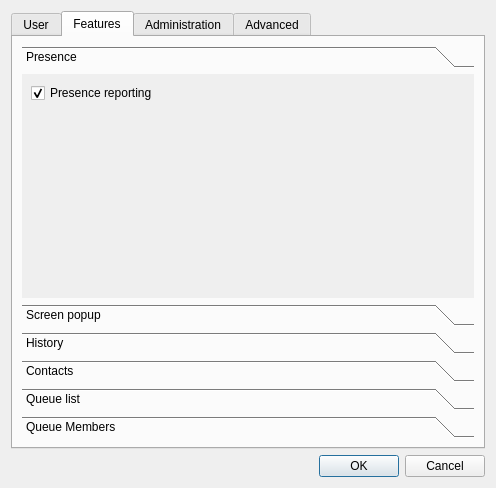
Before: the Qt Designer form xivoclient/src/config_widget/config_widget.ui in wazo-platform/wazo-client-qt, drawn with Qt 5.
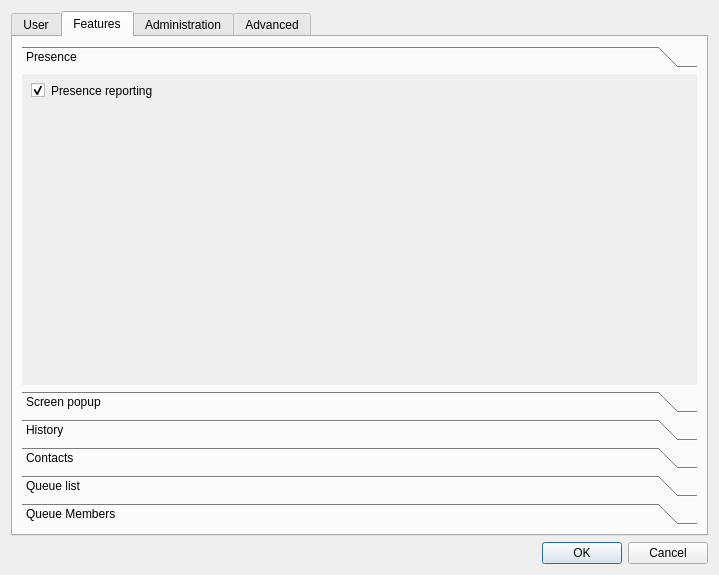
After: the same form once the commit is applied. The open tabs and pages were chosen to show the change. Icons and pictures are not drawn.

Commit message: clean config widget

Patch:
```diff
--- a/xivoclient/src/config_widget/config_widget.ui
+++ b/xivoclient/src/config_widget/config_widget.ui
@@ -6,8 +6,8 @@
    <rect>
     <x>0</x>
     <y>0</y>
-    <width>496</width>
-    <height>488</height>
+    <width>719</width>
+    <height>575</height>
    </rect>
   </property>
   <property name="windowTitle">
@@ -190,6 +190,9 @@
       <layout class="QVBoxLayout" name="verticalLayout">
        <item>
         <widget class="QToolBox" name="features_chooser">
+         <property name="styleSheet">
+          <string notr="true">border-color: rgb(255, 85, 0);</string>
+         </property>
          <property name="frameShape">
           <enum>QFrame::NoFrame</enum>
          </property>
```
The commit also changes 3 other files.
